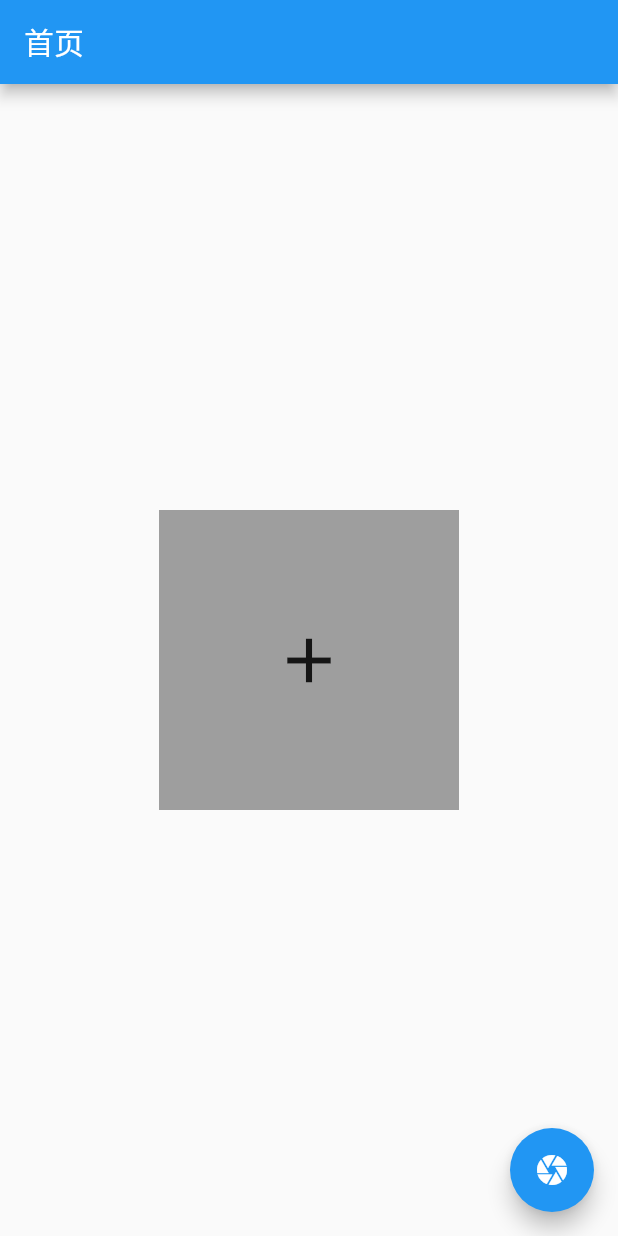
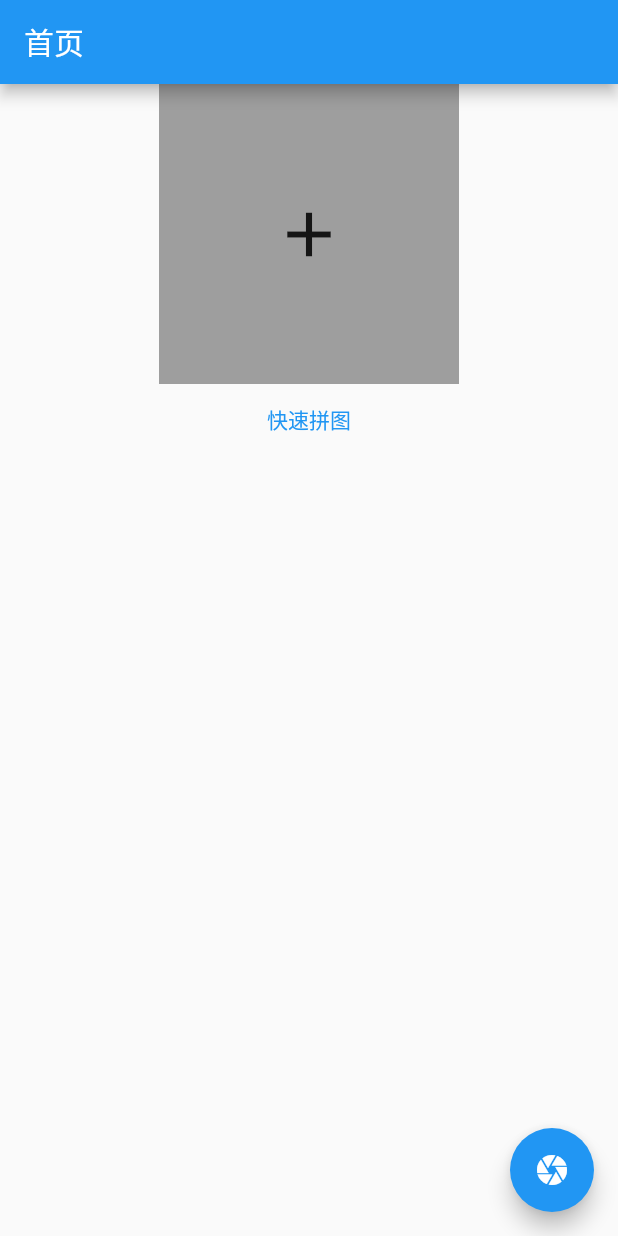
Before and after one commit to FlameTinary/typingtu, a Flutter app: the screen it shows after launch, after a tap on the "add" icon, on a phone screen of 412 x 824 dp. Run offline on Flutter 3.47's test engine with Material 2 defaults, Android fonts, the phone set to English and light mode, and no system bars; drawn by our look-alikes of screenshot; our stand-ins replace image_gallery_saver, image_picker, permission_handler, photo_view; missing offline and left inert: wechat_assets_picker.

Commit message:
添加照片选择器

```diff
--- a/lib/main.dart
+++ b/lib/main.dart
@@ -1,11 +1,14 @@
+import 'dart:io';
 import 'dart:typed_data';
 
 import 'package:flutter/material.dart';
 import 'package:typingtu/utils/picture.dart';
 import 'package:typingtu/widgets/image_picker.dart';
 import 'package:screenshot/screenshot.dart';
+import 'package:wechat_assets_picker/wechat_assets_picker.dart';
 
 void main() {
+  AssetPicker.registerObserve();
   runApp(const MyApp());
 }
 
@@ -34,20 +37,19 @@ class MyHomePage extends StatefulWidget {
 }
 
 class _MyHomePageState extends State<MyHomePage> {
-
   Uint8List? imageBytes;
   ScreenshotController screenshotController = ScreenshotController();
 
   void widgetToImage(BuildContext context) async {
     screenshotController
-        .capture(delay: Duration(milliseconds: 10))
+        .capture(delay: const Duration(milliseconds: 10))
         .then((capturedImage) async {
       setState(() {
         imageBytes = capturedImage;
       });
       TYPicture().saveImage(imageBytes);
     }).catchError((onError) {
-      print(onError);
+      debugPrint(onError);
     });
   }
 
@@ -57,9 +59,23 @@ class _MyHomePageState extends State<MyHomePage> {
       appBar: AppBar(
         title: Text(widget.title),
       ),
-      body: Container(
-        child: Screenshot(controller: screenshotController,
-        child: Center(child: ImagePickerWidget(),),),
+      body: Column(
+        children: [
+          Container(
+            child: Screenshot(
+              controller: screenshotController,
+              child: const Center(
+                child: ImagePickerWidget(),
+              ),
+            ),
+          ),
+          TextButton(
+            onPressed: () async {
+              TYPicture().pickImage(context);
+            },
+            child: const Text('快速拼图'),
+          ),
+        ],
       ),
       floatingActionButton: FloatingActionButton(
         onPressed: () {
--- a/lib/utils/picture.dart
+++ b/lib/utils/picture.dart
@@ -1,25 +1,43 @@
 import 'dart:async';
+import 'dart:io';
 import 'dart:typed_data';
 
 import 'package:flutter/cupertino.dart';
-import 'package:image_picker/image_picker.dart';
 import 'package:image_gallery_saver/image_gallery_saver.dart';
 import 'permission.dart';
+import 'package:wechat_assets_picker/wechat_assets_picker.dart';
 
 class TYPicture {
+  // 获取单张图片的方法
+  Future<List<String>?> pickImage(context) async {
+    final List<AssetEntity>? entitys = await AssetPicker.pickAssets(context,pickerConfig: const AssetPickerConfig(
+      maxAssets: 1,
+    ));
+    if (entitys == null) return null;
 
-  final ImagePicker _picker = ImagePicker();
-
-  // 获取单张图片的方法
-  Future<XFile?> pickImage() async {
-    // 使用image_picker插件打开相册
-    return await _picker.pickImage(source: ImageSource.gallery);
+    List<String> chooseImagesPath = [];
+    //遍历
+    for (var entity in entitys) {
+      File? imgFile = await entity.file;
+      if (imgFile != null) chooseImagesPath.add(imgFile.path);
+    }
+    debugPrint('选择照片路径:$chooseImagesPath');
+    return chooseImagesPath;
   }
 
   // 获取多张图片的方法
-  Future<List<XFile>> pickMultiImage() async {
-    // 使用image_picker插件打开相册
-    return await _picker.pickMultiImage();
+  Future<List<String>?> pickMultiImage(context) async {
+    final List<AssetEntity>? entitys = await AssetPicker.pickAssets(context);
+    if (entitys == null) return null;
+
+    List<String> chooseImagesPath = [];
+    //遍历
+    for (var entity in entitys) {
+      File? imgFile = await entity.file;
+      if (imgFile != null) chooseImagesPath.add(imgFile.path);
+    }
+    debugPrint('选择照片路径:$chooseImagesPath');
+    return chooseImagesPath;
   }
 
   // 使用image_gallery_saver插件可以将图片保存到手机相册
@@ -30,5 +48,4 @@ class TYPicture {
       return result;
     }
   }
-
 }
--- a/lib/widgets/image_picker.dart
+++ b/lib/widgets/image_picker.dart
@@ -13,7 +13,7 @@ class ImagePickerWidget extends StatefulWidget {
 }
 
 class _ImagePickerWidgetState extends State<ImagePickerWidget> {
-  XFile? _picture;
+  String? _picturePath;
   late TYPicture picture;
 
   @override
@@ -27,7 +27,7 @@ class _ImagePickerWidgetState extends State<ImagePickerWidget> {
     return Container(
       width: 200,
       height: 200,
-      child: _picture != null
+      child: _picturePath != null
           ? Container(
               decoration: BoxDecoration(
                 color: Colors.grey,
@@ -35,16 +35,16 @@ class _ImagePickerWidgetState extends State<ImagePickerWidget> {
               clipBehavior: Clip.antiAlias, // 裁剪
               child: PhotoView(
                 enablePanAlways: true, // 允许拖动
-                imageProvider: FileImage(File(_picture!.path)),
+                imageProvider: FileImage(File(_picturePath!)),
               ),
             )
           : GestureDetector(
               onTap: () {
                 try {
-                  picture.pickImage().then((value) {
-                    debugPrint(value?.path);
+                  picture.pickImage(context).then((value) {
+                    debugPrint(value?.first ?? 'null');
                     setState(() {
-                      _picture = value;
+                      _picturePath = value?.first;
                     });
                   });
                 } catch (e) {
--- a/pubspec.yaml
+++ b/pubspec.yaml
@@ -42,6 +42,8 @@ dependencies:
   screenshot: ^1.3.0
   permission_handler: ^8.3.0
   image_gallery_saver: ^1.7.1
+  # photo_manager: ^2.5.2
+  wechat_assets_picker: ^8.3.2
 
 dev_dependencies:
   flutter_test:
```
Also changed, not shown: lib/pages/placeholder.dart (+162 -0 lines), pubspec.lock, 3 other files.
